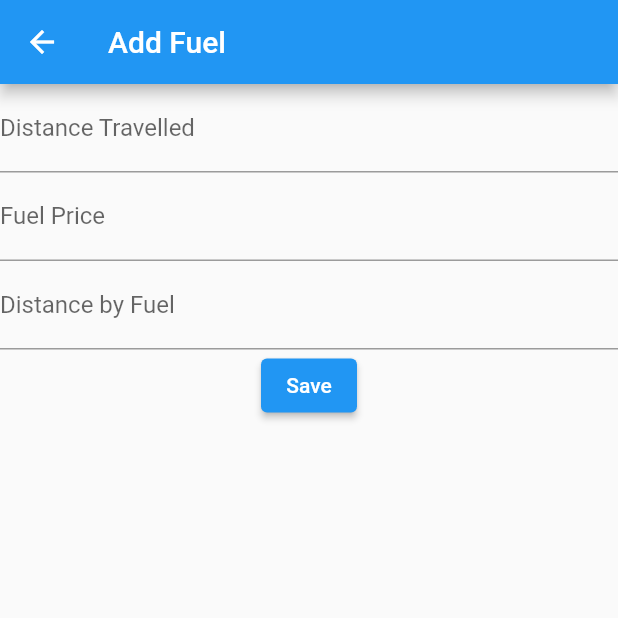
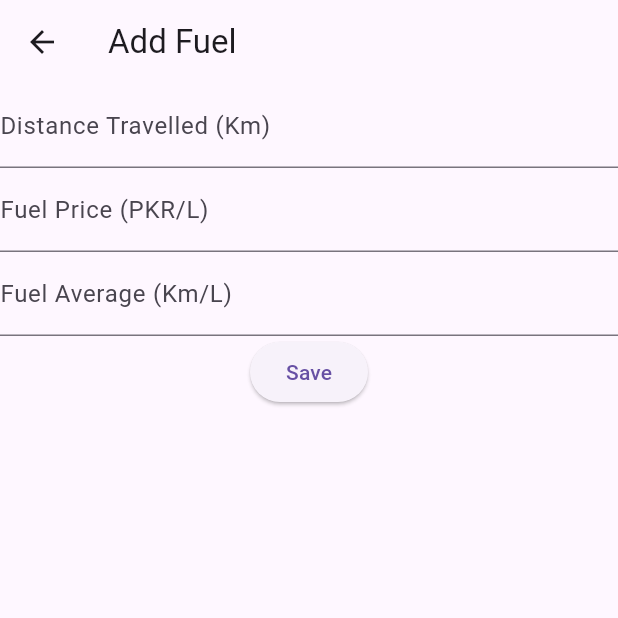
Before and after one commit to Blocship/fuel_log, a Flutter app: the screen it shows after launch, after a tap on the "add" icon, on a phone screen of 412 x 824 dp, the top half of it. Run offline on Flutter 3.47's test engine with Material 2 defaults, Android fonts, the phone set to English and light mode, and no system bars; our stand-ins replace isar; accounts and stored records are empty; generated files the repository leaves out were written again.

Commit message:
design fixes plus others

```diff
--- a/lib/main.dart
+++ b/lib/main.dart
@@ -22,6 +22,7 @@ class MyApp extends StatelessWidget {
   Widget build(BuildContext context) {
     return MaterialApp(
       title: 'Fuel App',
+      theme: ThemeData.light(useMaterial3: true),
       home: MainScreen(),
     );
   }
--- a/lib/screen/add_fuel_screen.dart
+++ b/lib/screen/add_fuel_screen.dart
@@ -38,9 +38,10 @@ class _AddFuelScreenState extends State<AddFuelScreen> {
               TextFormField(
                 controller: _distanceTravelledController,
                 decoration: const InputDecoration(
-                  labelText: 'Distance Travelled',
+                  labelText: 'Distance Travelled (Km)',
                 ),
-                keyboardType: TextInputType.number,
+                keyboardType:
+                    const TextInputType.numberWithOptions(decimal: true),
                 validator: (value) {
                   if (value == null || value.isEmpty) {
                     return 'Please enter distance travelled';
@@ -51,9 +52,10 @@ class _AddFuelScreenState extends State<AddFuelScreen> {
               TextFormField(
                 controller: _fuelPriceController,
                 decoration: const InputDecoration(
-                  labelText: 'Fuel Price',
+                  labelText: 'Fuel Price (PKR/L)',
                 ),
-                keyboardType: TextInputType.number,
+                keyboardType:
+                    const TextInputType.numberWithOptions(decimal: true),
                 validator: (value) {
                   if (value == null || value.isEmpty) {
                     return 'Please enter fuel price';
@@ -64,9 +66,10 @@ class _AddFuelScreenState extends State<AddFuelScreen> {
               TextFormField(
                 controller: _distanceByFuelController,
                 decoration: const InputDecoration(
-                  labelText: 'Distance by Fuel',
+                  labelText: 'Fuel Average (Km/L)',
                 ),
-                keyboardType: TextInputType.number,
+                keyboardType:
+                    const TextInputType.numberWithOptions(decimal: true),
                 validator: (value) {
                   if (value == null || value.isEmpty) {
                     return 'Please enter distance by fuel';
--- a/lib/screen/main_screen.dart
+++ b/lib/screen/main_screen.dart
@@ -16,12 +16,25 @@ class MainScreen extends StatelessWidget {
     return DefaultTabController(
       length: 2,
       child: Scaffold(
-        appBar: PreferredSize(
-          preferredSize: Size.fromHeight(
-            MediaQuery.paddingOf(context).top + kTextTabBarHeight,
+        appBar: AppBar(
+          actions: [
+            IconButton(
+              onPressed: () async {
+                await Navigator.push(
+                  context,
+                  MaterialPageRoute(
+                    builder: (context) => SettingsScreen(
+                      repo: repo,
                     ),
-          child: const SafeArea(
-            child: TabBar(
+                  ),
+                );
+              },
+              icon: const Icon(
+                Icons.local_gas_station,
+              ),
+            ),
+          ],
+          bottom: const TabBar(
             labelColor: Color(0xFF2C2C2C),
             indicator: UnderlineTabIndicator(
               borderSide: BorderSide(
@@ -39,7 +52,6 @@ class MainScreen extends StatelessWidget {
                 text: 'Fuel Up',
               ),
             ],
-            ),
           ),
         ),
         body: TabBarView(
@@ -113,26 +125,8 @@ class _NotFueledUpTabState extends State<NotFueledUpTab> {
           ],
         ),
       ),
-      floatingActionButton: Row(
-        mainAxisAlignment: MainAxisAlignment.spaceAround,
-        children: [
-          FloatingActionButton.small(
-            heroTag: null,
-            onPressed: () async {
-              await Navigator.push(
-                context,
-                MaterialPageRoute(
-                  builder: (context) => SettingsScreen(
-                    repo: widget.repo,
-                  ),
-                ),
-              );
-            },
-            child: const Icon(
-              Icons.local_gas_station,
-            ),
-          ),
-          FloatingActionButton(
+      floatingActionButtonLocation: FloatingActionButtonLocation.endDocked,
+      floatingActionButton: FloatingActionButton(
         heroTag: null,
         onPressed: () async {
           final fuelModel = await Navigator.push<FuelDataModel>(
@@ -148,8 +142,6 @@ class _NotFueledUpTabState extends State<NotFueledUpTab> {
           }
         },
         child: const Icon(Icons.add),
-          ),
-        ],
       ),
     );
   }
@@ -246,7 +238,7 @@ class _StatisticsState extends State<Statistics> {
                 final totalCost = snapshot.data!;
                 return _StatItem(
                   label: 'Total Cost',
-                  value: '$totalCost',
+                  value: totalCost.toPrecision,
                   unit: 'Rs',
                 );
               }),
@@ -273,7 +265,7 @@ class _StatisticsState extends State<Statistics> {
                 final totalDistance = snapshot.data!;
                 return _StatItem(
                   label: 'Total Distance',
-                  value: '$totalDistance',
+                  value: totalDistance.toPrecision,
                   unit: 'Km',
                 );
               }),
--- a/lib/screen/settings_screen.dart
+++ b/lib/screen/settings_screen.dart
@@ -28,8 +28,8 @@ class _SettingsScreenState extends State<SettingsScreen> {
         child: ListView(
           children: [
             ListTile(
-              title: const Text('Fuel Efficiency'),
-              subtitle: const Text('Enter your fuel efficiency'),
+              title: const Text('Current Fuel Price'),
+              subtitle: const Text('PKR/L'),
               trailing: SizedBox(
                 width: 100,
                 child: TextFormField(
```
Also changed, not shown: 2 other files. Lines whose indentation alone changed are shown as unchanged.
